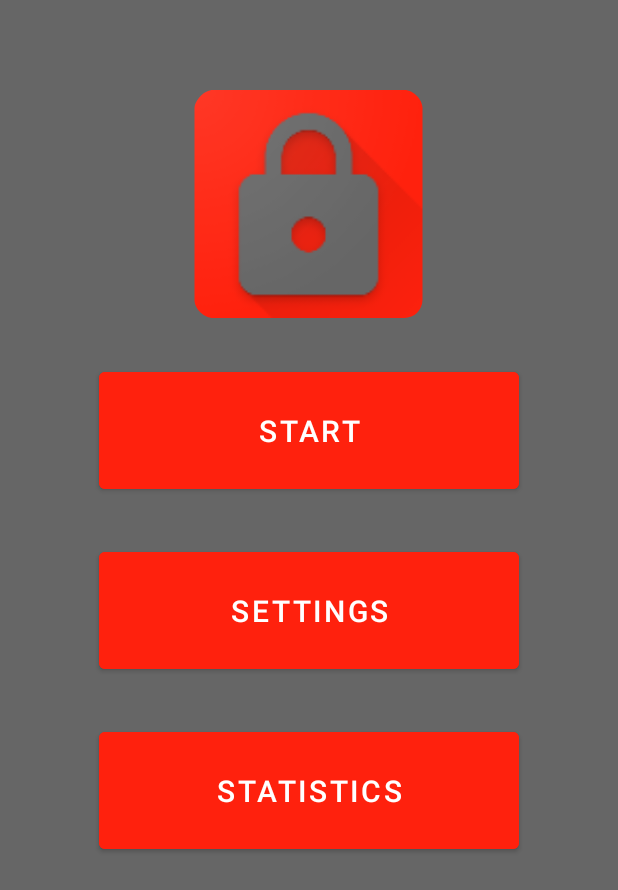
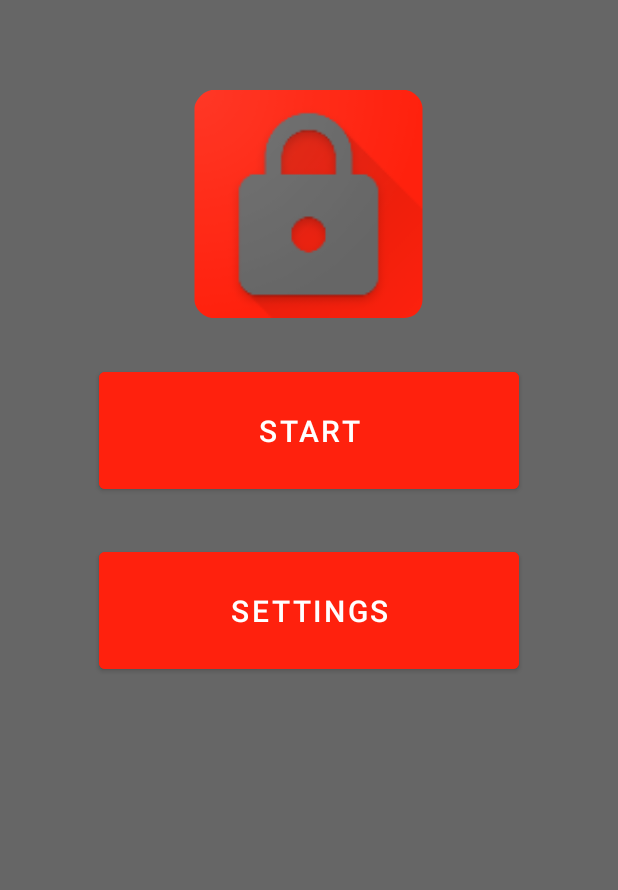
Before and after one commit to Juched/securityOperationsDefense, an Android app: the screen it shows after launch (FullscreenActivity), on a phone screen of 412 x 824 dp. Shown: the top 890 px of the screen. Run offline under Robolectric (Android 15) with nearby library versions, the phone set to English and light mode, and no system bars.

Commit message:
COMMENTS COMMENTS COMMENTS

```diff
--- a/app/src/main/java/com/sod/securityoperationsdefense/FullscreenActivity.java
+++ b/app/src/main/java/com/sod/securityoperationsdefense/FullscreenActivity.java
@@ -1,3 +1,4 @@
+//Parth Parekh
 package com.sod.securityoperationsdefense;
 
 import android.annotation.SuppressLint;
@@ -17,7 +18,7 @@ import android.widget.CheckBox;
 import android.widget.Toast;
 
 /**
- * An example full-screen activity that shows and hides the system UI (i.e.
+ * A full-screen activity that shows and hides the system UI (i.e.
  * status bar and navigation/system bar) with user interaction.
  */
 public class FullscreenActivity extends AppCompatActivity {
@@ -138,14 +139,6 @@ public class FullscreenActivity extends AppCompatActivity {
         });
 
 
-        Button statsButton = (Button) findViewById(R.id.statsButton);
-        statsButton.setOnClickListener(new View.OnClickListener() {
-            @Override
-            public void onClick(View view) {
-                Toast.makeText(getApplicationContext(), "Stats Button", Toast.LENGTH_SHORT).show();//display the text of button1
-            }
-        });
-
 
         mVisible = true;
 
--- a/app/src/main/java/com/sod/securityoperationsdefense/Game.java
+++ b/app/src/main/java/com/sod/securityoperationsdefense/Game.java
@@ -1,3 +1,4 @@
+//Parth Parekh, Andrew Whiteman, Dylan Pryor, Jillian Zaffiro
 package com.sod.securityoperationsdefense;
 import android.app.Activity;
 import android.content.Context;
--- a/app/src/main/java/com/sod/securityoperationsdefense/GameActivity.java
+++ b/app/src/main/java/com/sod/securityoperationsdefense/GameActivity.java
@@ -1,3 +1,4 @@
+//Parth Parekh, Andrew Whiteman, Jillian Zaffiro, Dylan Pryor
 package com.sod.securityoperationsdefense;
 
 import android.app.AlertDialog;
--- a/app/src/main/java/com/sod/securityoperationsdefense/InstructionsActivity.java
+++ b/app/src/main/java/com/sod/securityoperationsdefense/InstructionsActivity.java
@@ -1,3 +1,4 @@
+//Jillian Zaffiro
 package com.sod.securityoperationsdefense;
 
 import android.app.AlertDialog;
--- a/app/src/main/java/com/sod/securityoperationsdefense/SettingsActivity.java
+++ b/app/src/main/java/com/sod/securityoperationsdefense/SettingsActivity.java
@@ -1,3 +1,4 @@
+//Jillian Zaffiro
 package com.sod.securityoperationsdefense;
 
 import androidx.appcompat.app.AppCompatActivity;
--- a/app/src/main/java/com/sod/securityoperationsdefense/Upgrade.java
+++ b/app/src/main/java/com/sod/securityoperationsdefense/Upgrade.java
@@ -1,3 +1,4 @@
+// Andrew Whiteman, Dylan Pryor
 package com.sod.securityoperationsdefense;
 
 import android.widget.TextView;
--- a/app/src/main/java/com/sod/securityoperationsdefense/ui/upgrades/BusAdvancementsFragment.java
+++ b/app/src/main/java/com/sod/securityoperationsdefense/ui/upgrades/BusAdvancementsFragment.java
@@ -1,3 +1,4 @@
+//Andrew Whiteman and Parth Parekh
 package com.sod.securityoperationsdefense.ui.upgrades;
 
 import android.app.AlertDialog;
--- a/app/src/main/java/com/sod/securityoperationsdefense/ui/upgrades/BusAdvancementsViewModel.java
+++ b/app/src/main/java/com/sod/securityoperationsdefense/ui/upgrades/BusAdvancementsViewModel.java
@@ -1,3 +1,4 @@
+//Andrew Whiteman and Parth Parekh
 package com.sod.securityoperationsdefense.ui.upgrades;
 
 import androidx.lifecycle.LiveData;
--- a/app/src/main/java/com/sod/securityoperationsdefense/ui/upgrades/CritInfoFragment.java
+++ b/app/src/main/java/com/sod/securityoperationsdefense/ui/upgrades/CritInfoFragment.java
@@ -1,3 +1,4 @@
+//Andrew Whiteman and Parth Parekh
 package com.sod.securityoperationsdefense.ui.upgrades;
 
 import android.os.Bundle;
--- a/app/src/main/java/com/sod/securityoperationsdefense/ui/upgrades/CritInfoViewModel.java
+++ b/app/src/main/java/com/sod/securityoperationsdefense/ui/upgrades/CritInfoViewModel.java
@@ -1,3 +1,4 @@
+//Andrew Whiteman and Parth Parekh
 package com.sod.securityoperationsdefense.ui.upgrades;
 
 import androidx.lifecycle.LiveData;
--- a/app/src/main/java/com/sod/securityoperationsdefense/ui/upgrades/InfoStateFragment.java
+++ b/app/src/main/java/com/sod/securityoperationsdefense/ui/upgrades/InfoStateFragment.java
@@ -1,3 +1,4 @@
+//Andrew Whiteman and Parth Parekh
 package com.sod.securityoperationsdefense.ui.upgrades;
 
 import android.os.Bundle;
--- a/app/src/main/java/com/sod/securityoperationsdefense/ui/upgrades/InfoStateViewModel.java
+++ b/app/src/main/java/com/sod/securityoperationsdefense/ui/upgrades/InfoStateViewModel.java
@@ -1,3 +1,4 @@
+//Andrew Whiteman and Parth Parekh
 package com.sod.securityoperationsdefense.ui.upgrades;
 
 import androidx.lifecycle.LiveData;
--- a/app/src/main/java/com/sod/securityoperationsdefense/ui/upgrades/SecMeasuresFragment.java
+++ b/app/src/main/java/com/sod/securityoperationsdefense/ui/upgrades/SecMeasuresFragment.java
@@ -1,3 +1,4 @@
+//Andrew Whiteman and Parth Parekh
 package com.sod.securityoperationsdefense.ui.upgrades;
 
 import android.os.Bundle;
--- a/app/src/main/java/com/sod/securityoperationsdefense/ui/upgrades/SecMeasuresViewModel.java
+++ b/app/src/main/java/com/sod/securityoperationsdefense/ui/upgrades/SecMeasuresViewModel.java
@@ -1,3 +1,4 @@
+//Andrew Whiteman and Parth Parekh
 package com.sod.securityoperationsdefense.ui.upgrades;
 
 import androidx.lifecycle.LiveData;
--- a/app/src/main/java/com/sod/securityoperationsdefense/ui/upgrades/StatsFragment.java
+++ b/app/src/main/java/com/sod/securityoperationsdefense/ui/upgrades/StatsFragment.java
@@ -1,3 +1,4 @@
+//Andrew Whiteman and Parth Parekh
 package com.sod.securityoperationsdefense.ui.upgrades;
 
 import android.os.Bundle;
--- a/app/src/main/java/com/sod/securityoperationsdefense/ui/upgrades/StatsViewModel.java
+++ b/app/src/main/java/com/sod/securityoperationsdefense/ui/upgrades/StatsViewModel.java
@@ -1,3 +1,4 @@
+//Andrew Whiteman and Parth Parekh
 package com.sod.securityoperationsdefense.ui.upgrades;
 
 import androidx.lifecycle.LiveData;
--- a/app/src/main/res/layout/activity_fullscreen.xml
+++ b/app/src/main/res/layout/activity_fullscreen.xml
@@ -57,16 +57,7 @@
         <Space
             android:layout_width="match_parent"
             android:layout_height="30dp" />
-        <com.google.android.material.button.MaterialButton
-            android:id="@+id/statsButton"
-            android:layout_height="90dp"
-            android:layout_gravity="center_horizontal"
-            android:layout_width="280dp"
-            android:elevation="8dp"
-            android:backgroundTint="?attr/colorPrimary"
-            android:text="Statistics"
-            android:textColor="@color/white"
-            android:textSize="20sp"/>
+
 
     </LinearLayout>
 
```
